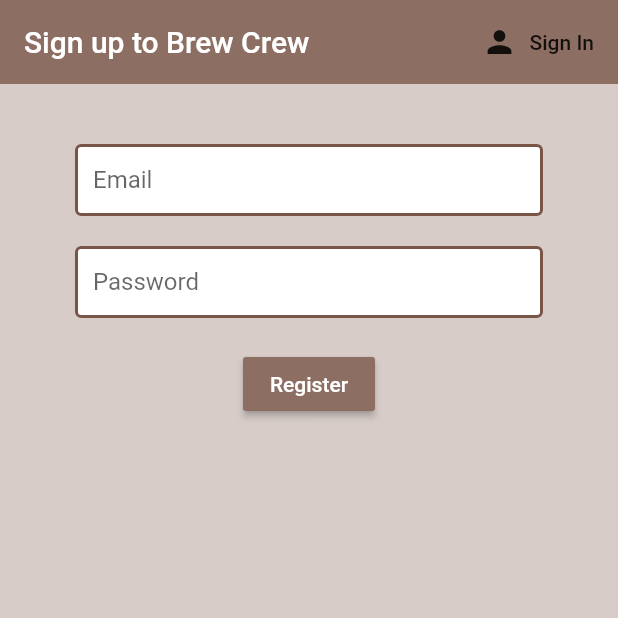
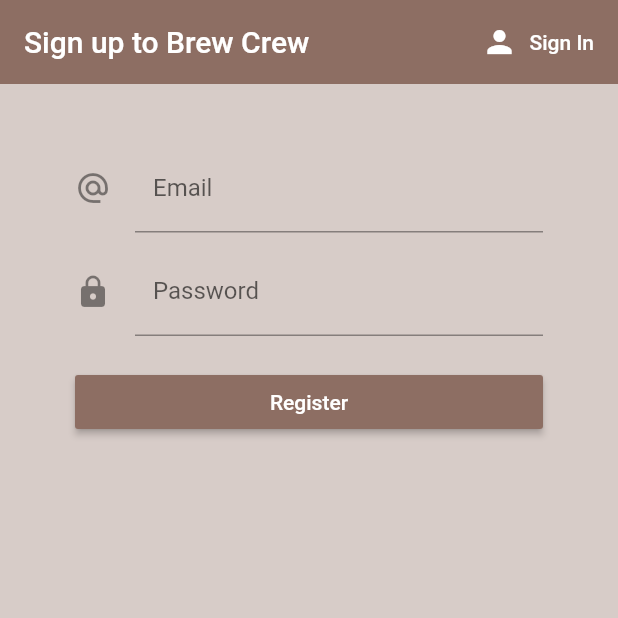
Before and after one commit to MigCap/brew, a Flutter app: the screen it shows after launch, after a tap on "Sign In", after a tap on "Register", on a phone screen of 412 x 824 dp, the top half of it. Run offline on Flutter 3.47's test engine with Material 2 defaults, Android fonts, the phone set to English and light mode, and no system bars; our stand-ins replace cloud_firestore, firebase_auth, flutter_spinkit; accounts and stored records are empty.

Commit message:
- Few things: - Firebase configuration. - Sign In. Auht. - Register. - Set Theme.

```diff
--- a/lib/main.dart
+++ b/lib/main.dart
@@ -13,6 +13,10 @@ class MyApp extends StatelessWidget {
     return StreamProvider<User>.value(
       value: AuthService().user,
       child: MaterialApp(
+        theme: ThemeData(
+          primaryColor: Colors.brown,
+          cursorColor: Colors.brown,
+        ),
         home: Wrapper(),
       ),
     );
--- /dev/null
+++ b/lib/models/brew.dart
@@ -0,0 +1,9 @@
+class Brew {
+
+  final String name;
+  final String sugars;
+  final int strength;
+
+  Brew({ this.name, this.sugars, this.strength });
+
+}
--- a/lib/screens/authenticate/register.dart
+++ b/lib/screens/authenticate/register.dart
@@ -14,12 +14,12 @@ class Register extends StatefulWidget {
 class _RegisterState extends State<Register> {
   final AuthService _auth = AuthService();
   final _formKey = GlobalKey<FormState>();
-  String error = '';
   bool loading = false;
 
   // text field state
   String email = '';
   String password = '';
+  String error = '';
 
   @override
   Widget build(BuildContext context) {
@@ -33,8 +33,14 @@ class _RegisterState extends State<Register> {
               title: Text('Sign up to Brew Crew'),
               actions: <Widget>[
                 FlatButton.icon(
-                  icon: Icon(Icons.person),
-                  label: Text('Sign In'),
+                  icon: Icon(
+                    Icons.person,
+                    color: Colors.white,
+                  ),
+                  label: Text(
+                    'Sign In',
+                    style: TextStyle(color: Colors.white),
+                  ),
                   onPressed: () => widget.toggleView(),
                 ),
               ],
@@ -43,23 +49,27 @@ class _RegisterState extends State<Register> {
               padding: EdgeInsets.symmetric(vertical: 20.0, horizontal: 50.0),
               child: Form(
                 key: _formKey,
-                child: Center(
+                child: SingleChildScrollView(
                   child: Column(
                     children: <Widget>[
                       SizedBox(height: 20.0),
                       TextFormField(
-                        decoration:
-                            textInputDecoration.copyWith(hintText: 'Email'),
+                        decoration: textInputDecoration.copyWith(
+                          icon: Icon(Icons.alternate_email),
+                          labelText: "Email",
+                        ),
                         validator: (val) =>
                             val.isEmpty ? 'Enter an email' : null,
                         onChanged: (val) {
                           setState(() => email = val);
                         },
                       ),
-                      SizedBox(height: 20.0),
+                      SizedBox(height: 10.0),
                       TextFormField(
-                        decoration:
-                            textInputDecoration.copyWith(hintText: 'Password'),
+                        decoration: textInputDecoration.copyWith(
+                          icon: Icon(Icons.lock),
+                          labelText: "Password",
+                        ),
                         obscureText: true,
                         validator: (val) => val.length < 6
                             ? 'Enter a password 6+ chars long'
@@ -69,7 +79,9 @@ class _RegisterState extends State<Register> {
                         },
                       ),
                       SizedBox(height: 20.0),
-                      RaisedButton(
+                      Container(
+                        width: double.infinity,
+                        child: RaisedButton(
                             color: Colors.brown[400],
                             child: Text(
                               'Register',
@@ -89,6 +101,7 @@ class _RegisterState extends State<Register> {
                                 }
                               }
                             }),
+                      ),
                       SizedBox(height: 12.0),
                       Text(
                         error,
--- a/lib/screens/authenticate/sign_in.dart
+++ b/lib/screens/authenticate/sign_in.dart
@@ -14,12 +14,12 @@ class SignIn extends StatefulWidget {
 class _SignInState extends State<SignIn> {
   final AuthService _auth = AuthService();
   final _formKey = GlobalKey<FormState>();
-  String error = '';
   bool loading = false;
 
   // text field state
   String email = '';
   String password = '';
+  String error = '';
 
   @override
   Widget build(BuildContext context) {
@@ -33,8 +33,14 @@ class _SignInState extends State<SignIn> {
               title: Text('Sign in to Brew Crew'),
               actions: <Widget>[
                 FlatButton.icon(
-                  icon: Icon(Icons.person),
-                  label: Text('Register'),
+                  icon: Icon(
+                    Icons.person,
+                    color: Colors.white,
+                  ),
+                  label: Text(
+                    'Register',
+                    style: TextStyle(color: Colors.white),
+                  ),
                   onPressed: () => widget.toggleView(),
                 ),
               ],
@@ -43,22 +49,28 @@ class _SignInState extends State<SignIn> {
               padding: EdgeInsets.symmetric(vertical: 20.0, horizontal: 50.0),
               child: Form(
                 key: _formKey,
+                child: SingleChildScrollView(
                   child: Column(
                     children: <Widget>[
                       SizedBox(height: 20.0),
                       TextFormField(
-                      decoration:
-                          textInputDecoration.copyWith(hintText: 'Email'),
-                      validator: (val) => val.isEmpty ? 'Enter an email' : null,
+                        decoration: textInputDecoration.copyWith(
+                          icon: Icon(Icons.alternate_email),
+                          labelText: "Email",
+                        ),
+                        validator: (val) =>
+                            val.isEmpty ? 'Enter an email' : null,
                         onChanged: (val) {
                           setState(() => email = val);
                         },
                       ),
-                    SizedBox(height: 20.0),
+                      SizedBox(height: 10.0),
                       TextFormField(
                         obscureText: true,
-                      decoration:
-                          textInputDecoration.copyWith(hintText: 'Password'),
+                        decoration: textInputDecoration.copyWith(
+                          icon: Icon(Icons.lock),
+                          labelText: "Password",
+                        ),
                         validator: (val) => val.length < 6
                             ? 'Enter a password 6+ chars long'
                             : null,
@@ -67,7 +79,9 @@ class _SignInState extends State<SignIn> {
                         },
                       ),
                       SizedBox(height: 20.0),
-                    RaisedButton(
+                      Container(
+                        width: double.infinity,
+                        child: RaisedButton(
                             color: Colors.brown[400],
                             child: Text(
                               'Sign In',
@@ -76,8 +90,9 @@ class _SignInState extends State<SignIn> {
                             onPressed: () async {
                               if (_formKey.currentState.validate()) {
                                 setState(() => loading = true);
-                            dynamic result = await _auth
-                                .signInWithEmailAndPassword(email, password);
+                                dynamic result =
+                                    await _auth.signInWithEmailAndPassword(
+                                        email, password);
                                 if (result == null) {
                                   setState(() {
                                     loading = false;
@@ -87,6 +102,7 @@ class _SignInState extends State<SignIn> {
                                 }
                               }
                             }),
+                      ),
                       SizedBox(height: 12.0),
                       Text(
                         error,
@@ -96,6 +112,7 @@ class _SignInState extends State<SignIn> {
                   ),
                 ),
               ),
+            ),
           );
   }
 }
--- a/lib/services/auth.dart
+++ b/lib/services/auth.dart
@@ -1,4 +1,5 @@
 import 'package:brew_crew/models/user.dart';
+import 'package:brew_crew/services/database.dart';
 import 'package:firebase_auth/firebase_auth.dart';
 
 class AuthService {
@@ -46,6 +47,9 @@ class AuthService {
       AuthResult result = await _auth.createUserWithEmailAndPassword(
           email: email, password: password);
       FirebaseUser user = result.user;
+      // create a new document for the user with the uid
+      await DatabaseService(uid: user.uid)
+          .updateUserData('0', 'New crew member', 100);
       return _userFromFirebaseUser(user);
     } catch (error) {
       print(error.toString());
--- /dev/null
+++ b/lib/services/database.dart
@@ -0,0 +1,35 @@
+import 'package:brew_crew/models/brew.dart';
+import 'package:cloud_firestore/cloud_firestore.dart';
+
+class DatabaseService {
+  final String uid;
+  DatabaseService({this.uid});
+
+  // collection reference
+  final CollectionReference brewCollection =
+      Firestore.instance.collection('brews');
+
+  Future<void> updateUserData(String sugars, String name, int strength) async {
+    return await brewCollection.document(uid).setData({
+      'sugars': sugars,
+      'name': name,
+      'strength': strength,
+    });
+  }
+
+  // brew list from snapshot
+  List<Brew> _brewListFromSnapshot(QuerySnapshot snapshot) {
+    return snapshot.documents.map((doc) {
+      //print(doc.data);
+      return Brew(
+          name: doc.data['name'] ?? '',
+          strength: doc.data['strength'] ?? 0,
+          sugars: doc.data['sugars'] ?? '0');
+    }).toList();
+  }
+
+  // get brews stream
+  Stream<List<Brew>> get brews {
+    return brewCollection.snapshots().map(_brewListFromSnapshot);
+  }
+}
--- a/lib/shared/styles.dart
+++ b/lib/shared/styles.dart
@@ -2,12 +2,13 @@ import 'package:flutter/material.dart';
 
 const textInputDecoration = InputDecoration(
   fillColor: Colors.white,
-  filled: true,
+  focusColor: Colors.brown,
+  // filled: true,
   contentPadding: EdgeInsets.all(12.0),
-  enabledBorder: OutlineInputBorder(
-    borderSide: BorderSide(color: Colors.brown, width: 2.0),
-  ),
-  focusedBorder: OutlineInputBorder(
-    borderSide: BorderSide(color: Colors.brown, width: 2.0),
-  ),
+  // enabledBorder: OutlineInputBorder(
+  //   borderSide: BorderSide(color: Colors.white, width: 2.0),
+  // ),
+  // focusedBorder: OutlineInputBorder(
+  //   borderSide: BorderSide(color: Colors.brown, width: 2.0),
+  // ),
 );
```
Also changed, not shown: lib/screens/home/brew_list.dart (added, +23 -0 lines), lib/screens/home/brew_tile.dart (added, +25 -0 lines), lib/screens/home/home.dart (+31 -3 lines), assets/coffee_bg.png (added), assets/coffee_icon.png (added). Lines whose indentation alone changed are shown as unchanged.
